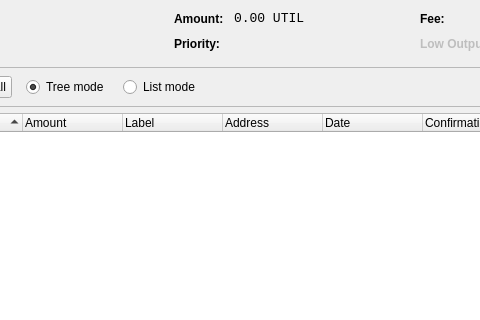
Above: src/qt/forms/coincontroldialog.ui from atcsecure/utilitycoin before the change; both pictures show x 89 to 569 and y 0 to 320 of the 1000 by 500 pixel window. Below: the same form after it.
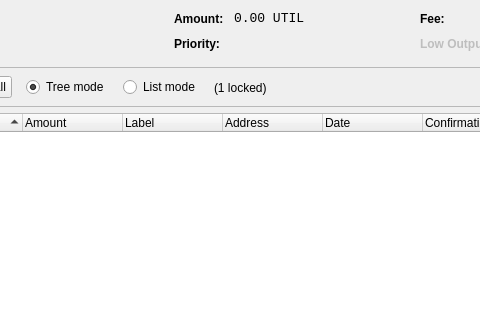
That is the form after the change. Custom widgets are drawn as their Qt base class.

Patch:
```diff
--- a/src/qt/forms/coincontroldialog.ui
+++ b/src/qt/forms/coincontroldialog.ui
@@ -425,6 +425,13 @@
          </property>
         </widget>
        </item>
+       <item>
+        <widget class="QLabel" name="labelLocked">
+         <property name="text">
+          <string>(1 locked)</string>
+         </property>
+        </widget>
+       </item>
        <item>
         <spacer name="horizontalSpacer">
          <property name="orientation">
```
